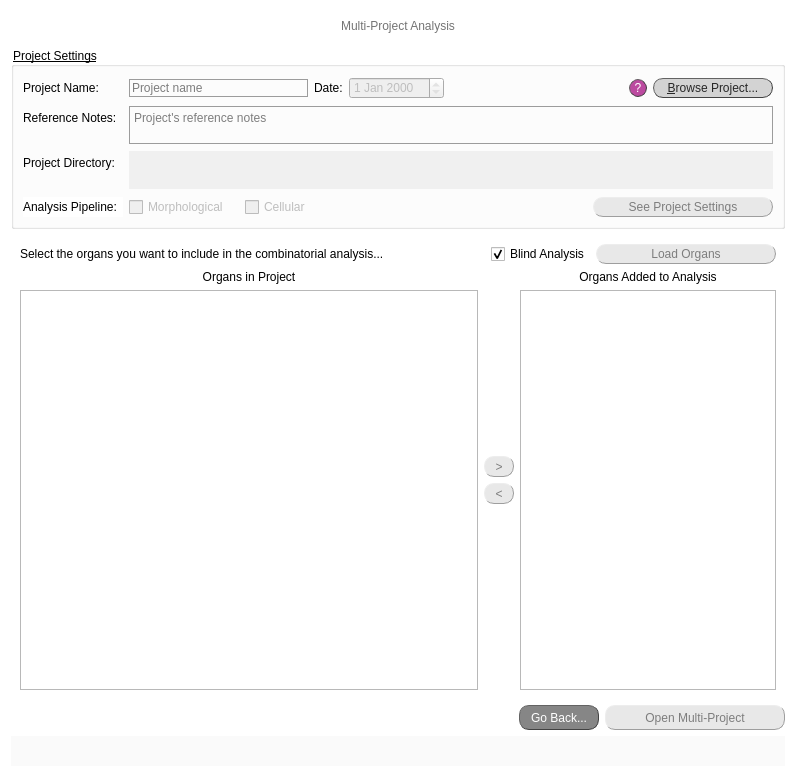
jsanchez679/morphoHeart_rev, file src/gui/ui/multi_proj_analysis_screen.ui: the form before one commit.
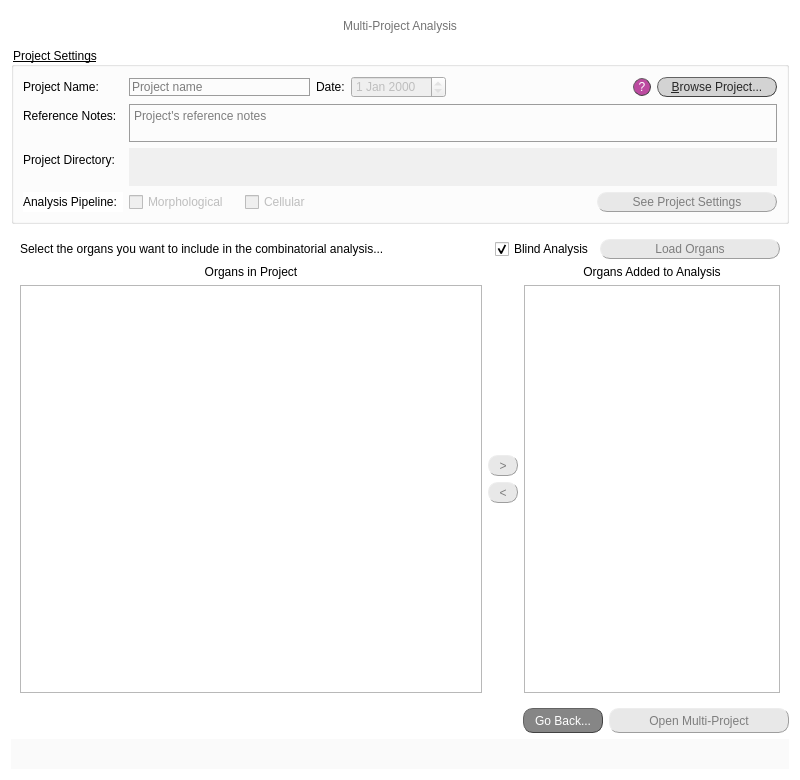
The form after the commit.

Patch:
```diff
--- a/src/gui/ui/multi_proj_analysis_screen.ui
+++ b/src/gui/ui/multi_proj_analysis_screen.ui
@@ -6,8 +6,8 @@
    <rect>
     <x>0</x>
     <y>0</y>
-    <width>796</width>
-    <height>777</height>
+    <width>800</width>
+    <height>780</height>
    </rect>
   </property>
   <property name="windowTitle">
@@ -93,7 +93,7 @@
       <bool>true</bool>
      </property>
      <property name="sizePolicy">
-      <sizepolicy hsizetype="Preferred" vsizetype="Preferred">
+      <sizepolicy hsizetype="Preferred" vsizetype="Maximum">
        <horstretch>0</horstretch>
        <verstretch>0</verstretch>
       </sizepolicy>
@@ -691,7 +691,7 @@
           <item>
            <widget class="QTableWidget" name="tabW_select_organs">
             <property name="sizePolicy">
-             <sizepolicy hsizetype="Expanding" vsizetype="Fixed">
+             <sizepolicy hsizetype="Expanding" vsizetype="Expanding">
               <horstretch>0</horstretch>
               <verstretch>0</verstretch>
              </sizepolicy>
@@ -705,7 +705,7 @@
             <property name="maximumSize">
              <size>
               <width>16777215</width>
-              <height>400</height>
+              <height>16777215</height>
              </size>
             </property>
             <property name="styleSheet">
@@ -917,7 +917,7 @@
           <item>
            <widget class="QTableWidget" name="tabW_organs_final">
             <property name="sizePolicy">
-             <sizepolicy hsizetype="Preferred" vsizetype="Fixed">
+             <sizepolicy hsizetype="Preferred" vsizetype="Expanding">
               <horstretch>0</horstretch>
               <verstretch>0</verstretch>
              </sizepolicy>
@@ -931,7 +931,7 @@
             <property name="maximumSize">
              <size>
               <width>16777215</width>
-              <height>400</height>
+              <height>16777215</height>
              </size>
             </property>
             <property name="styleSheet">
```
